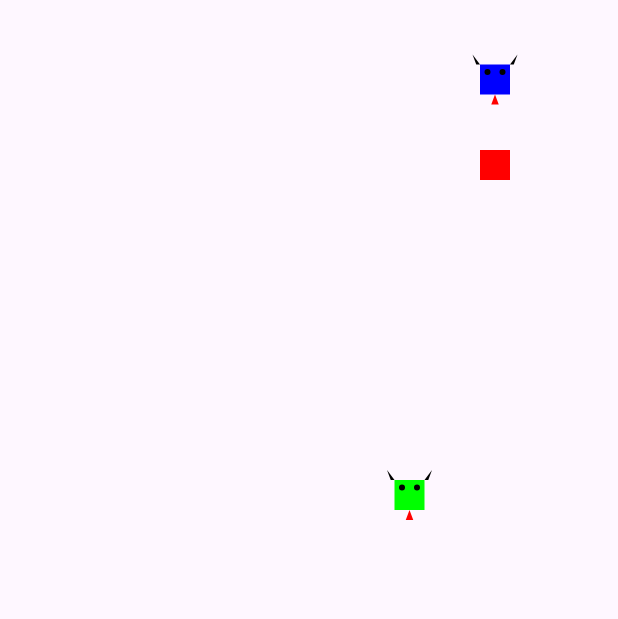
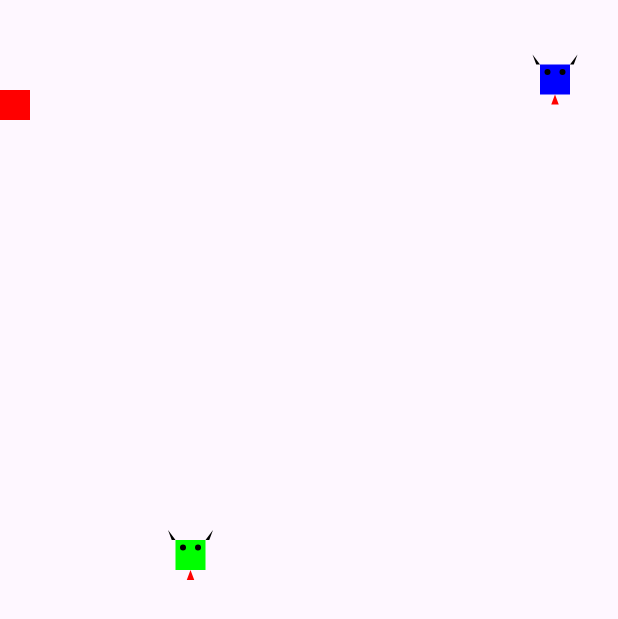
Before and after one commit to mwoDevelop/alex-snake-game-mobi, a Flutter app: the screen it shows after launch, on a phone screen of 412 x 824 dp. Shown: the top 619 px of the screen. Run offline on Flutter 3.47's test engine with Material 3 defaults, Android fonts, the phone set to English and light mode, and no system bars.

Commit message:
fix: Calculate grid size based on screen dimensions

```diff
--- a/lib/game/snake_game.dart
+++ b/lib/game/snake_game.dart
@@ -34,12 +34,17 @@ class _SnakeGameState extends State<SnakeGame> with TickerProviderStateMixin {
   @override
   void initState() {
     super.initState();
-    // Dostosowanie wymiarów do proporcji 16:9
-    grid = Grid(rows: 32, cols: 18, tileSize: 20);
+    // Calculate grid dimensions based on screen size
+    final screenWidth = MediaQuery.of(context).size.width;
+    final screenHeight = MediaQuery.of(context).size.height;
+    final tileSize = 20.0; // Base tile size
+    final cols = (screenWidth / tileSize).floor();
+    final rows = (screenHeight / tileSize).floor() - 4; // Adjusted rows to fit score and food
+    grid = Grid(rows: rows, cols: cols, tileSize: tileSize);
     snake = Snake(grid: grid);
     userSnake = Snake(grid: grid, initialPosition: Point(grid.cols - 2, grid.rows - 2));
     food = Food(grid: grid);
-    snakeBot = SnakeBot(); // Inicjalizacja SnakeBot
+    snakeBot = SnakeBot();
     _animationController = AnimationController(
       vsync: this,
       duration: const Duration(milliseconds: 16), // Ustawienie czasu trwania animacji
```
